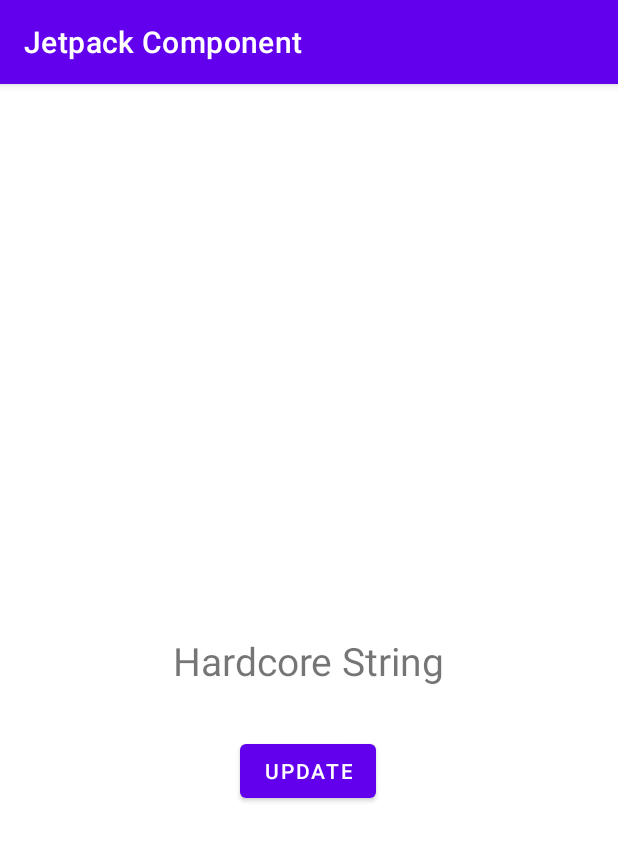
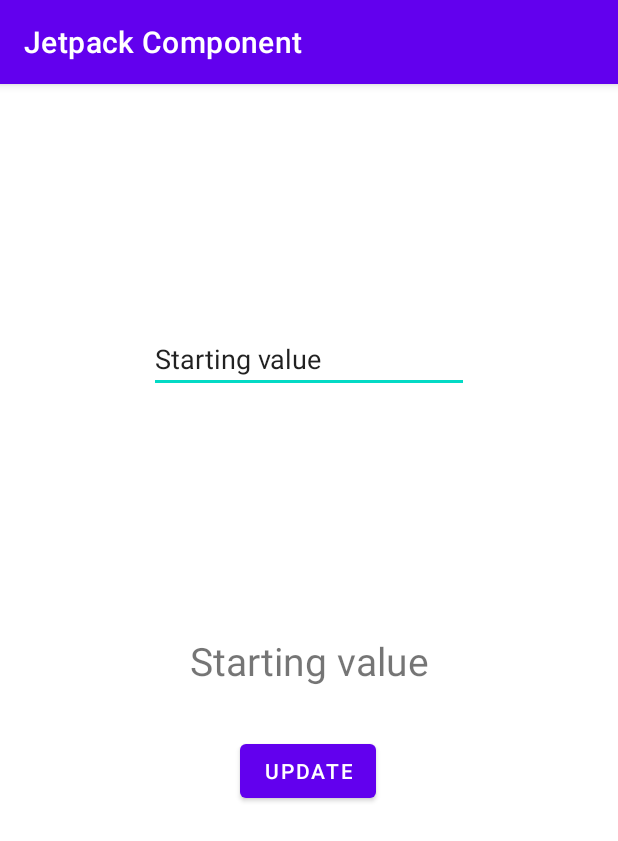
Before and after one commit to shubham419/jetpack-component-practice, an Android app: the screen it shows after launch (MainActivity), on a phone screen of 412 x 824 dp. Shown: the top 841 px of the screen. Run offline under Robolectric (Android 15) with nearby library versions, the phone set to English and light mode, and no system bars; our stand-ins replace data binding.

Commit message:
data binding

```diff
--- a/app/src/main/java/com/shubham/jetpackcomponent/MainActivity.kt
+++ b/app/src/main/java/com/shubham/jetpackcomponent/MainActivity.kt
@@ -2,10 +2,20 @@ package com.shubham.jetpackcomponent
 
 import androidx.appcompat.app.AppCompatActivity
 import android.os.Bundle
+import androidx.databinding.DataBindingUtil
+import androidx.lifecycle.ViewModelProvider
+import com.shubham.jetpackcomponent.databinding.ActivityMainBinding
 
 class MainActivity : AppCompatActivity() {
     override fun onCreate(savedInstanceState: Bundle?) {
         super.onCreate(savedInstanceState)
-        setContentView(R.layout.activity_main)
+        val binding: ActivityMainBinding = DataBindingUtil.setContentView(
+            this, R.layout.activity_main)
+
+        val viewModel = ViewModelProvider(this).get(MainViewModel::class.java)
+
+        binding.mainViewModel = viewModel
+        binding.lifecycleOwner = this
+
     }
 }
--- /dev/null
+++ b/app/src/main/java/com/shubham/jetpackcomponent/MainViewModel.kt
@@ -0,0 +1,14 @@
+package com.shubham.jetpackcomponent
+
+import androidx.lifecycle.MutableLiveData
+import androidx.lifecycle.ViewModel
+
+class MainViewModel : ViewModel() {
+
+    val mutableLiveData = MutableLiveData<String>("Starting value")
+
+    fun updateData(){
+        mutableLiveData.value = "data changed"
+    }
+
+}
--- a/app/src/main/res/layout/activity_main.xml
+++ b/app/src/main/res/layout/activity_main.xml
@@ -2,6 +2,12 @@
 <layout  xmlns:android="http://schemas.android.com/apk/res/android"
     xmlns:app="http://schemas.android.com/apk/res-auto"
     xmlns:tools="http://schemas.android.com/tools">
+
+    <data>
+        <variable
+            name="mainViewModel"
+            type="com.shubham.jetpackcomponent.MainViewModel" />
+    </data>
 
     <androidx.constraintlayout.widget.ConstraintLayout
         android:layout_width="match_parent"
@@ -12,6 +18,7 @@
             android:id="@+id/button"
             android:layout_width="wrap_content"
             android:layout_height="wrap_content"
+            android:onClick="@{()-> mainViewModel.updateData()}"
             android:text="update"
             app:layout_constraintBottom_toBottomOf="parent"
             app:layout_constraintEnd_toEndOf="parent"
@@ -24,7 +31,7 @@
             android:id="@+id/textView"
             android:layout_width="wrap_content"
             android:layout_height="wrap_content"
-        android:text="Hardcore String"
+            android:text="@{mainViewModel.mutableLiveData}"
             android:textSize="26sp"
             app:layout_constraintBottom_toBottomOf="parent"
             app:layout_constraintEnd_toEndOf="parent"
@@ -32,5 +39,18 @@
             app:layout_constraintStart_toStartOf="parent"
             app:layout_constraintTop_toTopOf="parent" />
 
+        <EditText
+            android:id="@+id/editTextTextPersonName"
+            android:layout_width="wrap_content"
+            android:layout_height="wrap_content"
+            android:ems="10"
+            android:inputType="textPersonName"
+            android:text="@={mainViewModel.mutableLiveData}"
+            app:layout_constraintBottom_toTopOf="@+id/textView"
+            app:layout_constraintEnd_toEndOf="parent"
+            app:layout_constraintHorizontal_bias="0.5"
+            app:layout_constraintStart_toStartOf="parent"
+            app:layout_constraintTop_toTopOf="parent" />
+
     </androidx.constraintlayout.widget.ConstraintLayout>
 </layout>
```
Lines whose indentation alone changed are shown as unchanged.
